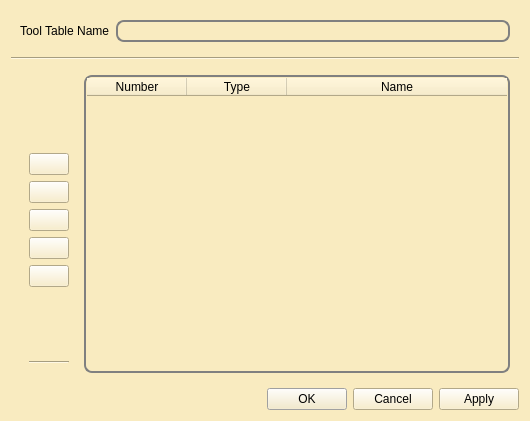
First picture: the form in buildbotics/resources/ui/tooltable.ui, repository DougCoffland/FreeCADGCodeWB, before the edit.
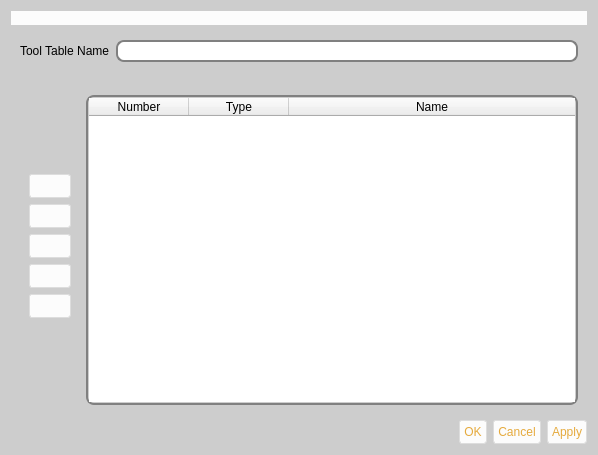
Second picture: the form after the edit. Icons and pictures are not drawn.

Commit message: changed style to look more like buildbotics

Diff of the .ui file:
```diff
--- a/buildbotics/resources/ui/tooltable.ui
+++ b/buildbotics/resources/ui/tooltable.ui
@@ -9,40 +9,133 @@
    <rect>
     <x>0</x>
     <y>0</y>
-    <width>530</width>
-    <height>421</height>
+    <width>598</width>
+    <height>455</height>
    </rect>
   </property>
   <property name="windowTitle">
    <string>Define Tool Table</string>
   </property>
   <property name="styleSheet">
-   <string notr="true">font: 75 italic 16pt &quot;Gentium&quot;;
-selection-background-color: rgb(255, 255, 255);
-background-color: rgb(249, 235, 192);
+   <string notr="true">QDialog {
+selection-background-color: lightblue;
+background-color:#cdcdcd;
+}
+
+QLabel {
+font: 75 16pt &quot;MathJax_SansSerif&quot;;
+color: fcfcfc;
+}
+
+QLabel#logoL {
+background-color: #fcfcfc;
+}
+
+QPushButton {
+font: 75 11pt &quot;MathJax_SansSerif&quot;;
+  border: 1px solid #ddd;
+  border-radius: 3px;
+  background-color: #fcfcfc;
+  padding: 4px;
+  color: #e5aa3d;
+  line-height: 1.5em;
+}
+QPushButton:hover {
+  color: #428bca;
+  background-color: #ddd;
+}
+
+QPushButton:disabled,
+QPushButton:hover:disabled,
+QPushButton.disabled,
+QPushButton.disabled:hover {
+  background: #ededed;
+  color: #888 !important;
+  border-color: #ddd;
+}
+
+QLineEdit {
+font: 75 11pt &quot;MathJax_SansSerif&quot;;
+padding: 1px;
+border-style: solid;
+border: 2px solid gray;
+border-radius: 8px;
+color: black;
+background-color: white;
+selection-background-color: lightblue;
+}
+
+QFrame {
+border-style: none;
+}
+
+QComboBox {
+font: 75 11pt &quot;MathJax_SansSerif&quot;;
+padding: 1px;
+border-style: solid;
+border: 2px solid gray;
+border-radius: 8px;
+background-color: 'white';
+selection-background-color: lightblue;
+}
+
+QTableWidget {
+font: 75 11pt &quot;MathJax_SansSerif&quot;;
+padding: 1px;
+border-style: solid;
+border: 2px solid gray;
+border-radius: 8px;
+selection-background-color: lightblue;
+}
 
 </string>
   </property>
   <layout class="QVBoxLayout" name="verticalLayout_2">
+   <item>
+    <widget class="QFrame" name="frame_17">
+     <property name="styleSheet">
+      <string notr="true"/>
+     </property>
+     <property name="frameShape">
+      <enum>QFrame::NoFrame</enum>
+     </property>
+     <property name="frameShadow">
+      <enum>QFrame::Plain</enum>
+     </property>
+     <layout class="QHBoxLayout" name="horizontalLayout_9">
+      <property name="leftMargin">
+       <number>0</number>
+      </property>
+      <property name="topMargin">
+       <number>0</number>
+      </property>
+      <property name="rightMargin">
+       <number>0</number>
+      </property>
+      <property name="bottomMargin">
+       <number>0</number>
+      </property>
+      <item>
+       <widget class="QLabel" name="logoL">
+        <property name="toolTip">
+         <string>&lt;html&gt;&lt;head/&gt;&lt;body&gt;&lt;p&gt;&lt;span style=&quot; font-size:16pt; font-weight:600; color:#ffffff;&quot;&gt;Learn more at buildbotics.com!&lt;/span&gt;&lt;/p&gt;&lt;/body&gt;&lt;/html&gt;</string>
+        </property>
+        <property name="text">
+         <string/>
+        </property>
+        <property name="pixmap">
+         <pixmap>logo side by side.png</pixmap>
+        </property>
+        <property name="scaledContents">
+         <bool>false</bool>
+        </property>
+       </widget>
+      </item>
+     </layout>
+    </widget>
+   </item>
    <item>
     <widget class="QFrame" name="frame">
-     <property name="styleSheet">
-      <string notr="true">QLineEdit {
-padding: 1px;
-border-style: solid;
-border: 2px solid gray;
-border-radius: 8px;
-background-color: 'white';
-}
-
-QTableWidget {
-padding: 1px;
-border-style: solid;
-border: 2px solid gray;
-border-radius: 8px;
-background-color: 'white';
-}</string>
-     </property>
      <property name="frameShape">
       <enum>QFrame::NoFrame</enum>
      </property>
@@ -72,23 +165,6 @@
    </item>
    <item>
     <widget class="QFrame" name="frame_3">
-     <property name="styleSheet">
-      <string notr="true">QLineEdit {
-padding: 1px;
-border-style: solid;
-border: 2px solid gray;
-border-radius: 8px;
-background-color: 'white';
-}
-
-QTableWidget {
-padding: 1px;
-border-style: solid;
-border: 2px solid gray;
-border-radius: 8px;
-background-color: 'white';
-}</string>
-     </property>
      <property name="frameShape">
       <enum>QFrame::NoFrame</enum>
      </property>
```
The commit also changes 13 other files.
